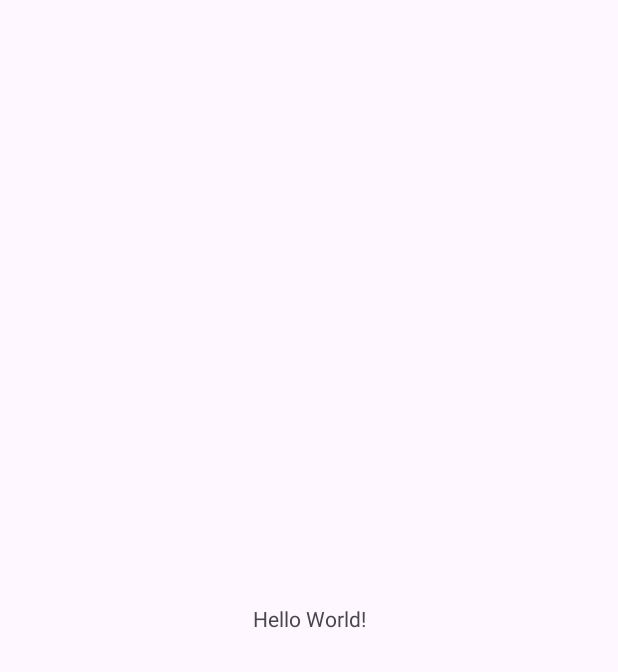
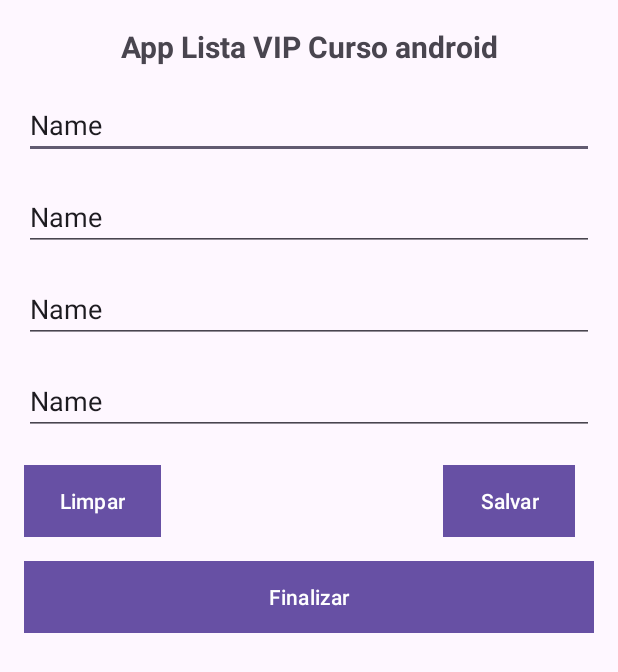
Before and after one commit to FernandoBordinCorrea/AppListaCurso, an Android app: the screen it shows after launch (MainActivity), on a phone screen of 412 x 824 dp. Before the commit the part shown is almost empty. Shown: the top 672 px of the screen. Run offline under Robolectric (Android 15) with nearby library versions, the phone set to English and light mode, and no system bars.

Commit message:
Criando Layout do projeto

```diff
--- a/app/src/main/res/layout/activity_main.xml
+++ b/app/src/main/res/layout/activity_main.xml
@@ -8,12 +8,106 @@
     tools:context=".MainActivity">
 
     <TextView
+        android:id="@+id/textView2"
         android:layout_width="wrap_content"
         android:layout_height="wrap_content"
-        android:text="Hello World!"
+        android:text="App Lista VIP Curso android"
+        android:textSize="20sp"
+        android:textStyle="bold"
         app:layout_constraintBottom_toBottomOf="parent"
         app:layout_constraintEnd_toEndOf="parent"
         app:layout_constraintStart_toStartOf="parent"
-        app:layout_constraintTop_toTopOf="parent" />
+        app:layout_constraintTop_toTopOf="parent"
+        app:layout_constraintVertical_bias="0.022" />
+
+    <EditText
+        android:id="@+id/editTextText2"
+        android:layout_width="match_parent"
+        android:layout_height="wrap_content"
+        android:layout_margin="16dp"
+        android:layout_marginTop="152dp"
+        android:ems="10"
+        android:hint="Primeiro Nome"
+        android:inputType="text"
+        android:text="Name"
+        app:layout_constraintEnd_toEndOf="parent"
+        app:layout_constraintStart_toStartOf="parent"
+        app:layout_constraintTop_toBottomOf="@+id/textView2" />
+
+    <EditText
+        android:id="@+id/editTextText4"
+        android:layout_width="match_parent"
+        android:layout_height="wrap_content"
+        android:layout_margin="16dp"
+        android:layout_marginTop="16dp"
+        android:ems="10"
+        android:hint="Nome do curso desejado"
+        android:inputType="text"
+        android:text="Name"
+        app:layout_constraintEnd_toEndOf="parent"
+        app:layout_constraintStart_toStartOf="parent"
+        app:layout_constraintTop_toBottomOf="@+id/editTextText3" />
+
+    <EditText
+        android:id="@+id/editTextText5"
+        android:layout_width="match_parent"
+        android:layout_height="wrap_content"
+        android:layout_margin="16dp"
+        android:layout_marginTop="16dp"
+        android:ems="10"
+        android:hint="Telefone para contato"
+        android:inputType="text"
+        android:text="Name"
+        app:layout_constraintEnd_toEndOf="parent"
+        app:layout_constraintStart_toStartOf="parent"
+        app:layout_constraintTop_toBottomOf="@+id/editTextText4" />
+
+    <EditText
+        android:id="@+id/editTextText3"
+        android:layout_width="match_parent"
+        android:layout_height="wrap_content"
+        android:layout_margin="16dp"
+        android:layout_marginTop="16dp"
+        android:ems="10"
+        android:hint="Sobrenome"
+        android:inputType="text"
+        android:text="Name"
+        app:layout_constraintEnd_toEndOf="parent"
+        app:layout_constraintStart_toStartOf="parent"
+        app:layout_constraintTop_toBottomOf="@+id/editTextText2" />
+
+    <Button
+        android:id="@+id/button"
+        android:layout_width="wrap_content"
+        android:layout_height="wrap_content"
+        android:layout_marginStart="16dp"
+        android:layout_marginTop="20dp"
+        android:background="@color/corBotoes"
+        android:text="Limpar"
+        app:layout_constraintStart_toStartOf="parent"
+        app:layout_constraintTop_toBottomOf="@+id/editTextText5" />
+
+    <Button
+        android:id="@+id/button2"
+        android:layout_width="wrap_content"
+        android:layout_height="wrap_content"
+        android:layout_marginStart="188dp"
+        android:layout_marginTop="20dp"
+        android:background="@color/corBotoes"
+        android:text="Salvar"
+        app:layout_constraintStart_toEndOf="@+id/button"
+        app:layout_constraintTop_toBottomOf="@+id/editTextText5" />
+
+    <Button
+        android:id="@+id/button3"
+        android:layout_width="match_parent"
+        android:layout_height="wrap_content"
+        android:layout_margin="16dp"
+        android:layout_marginTop="52dp"
+        android:background="@color/corBotoes"
+        android:text="Finalizar"
+        app:layout_constraintEnd_toEndOf="parent"
+        app:layout_constraintStart_toStartOf="parent"
+        app:layout_constraintTop_toBottomOf="@+id/button2" />
 
 </androidx.constraintlayout.widget.ConstraintLayout>
--- a/app/src/main/res/values/colors.xml
+++ b/app/src/main/res/values/colors.xml
@@ -2,4 +2,5 @@
 <resources>
     <color name="black">#FF000000</color>
     <color name="white">#FFFFFFFF</color>
+    <color name="corBotoes">#00BCD4</color>
 </resources>
```
